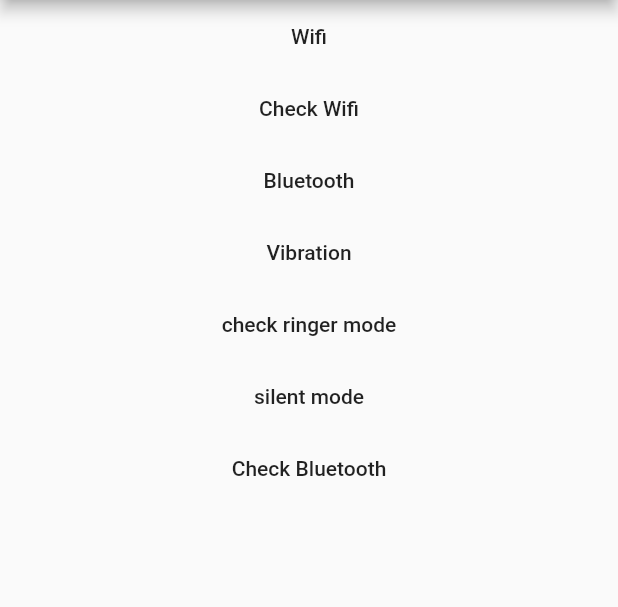
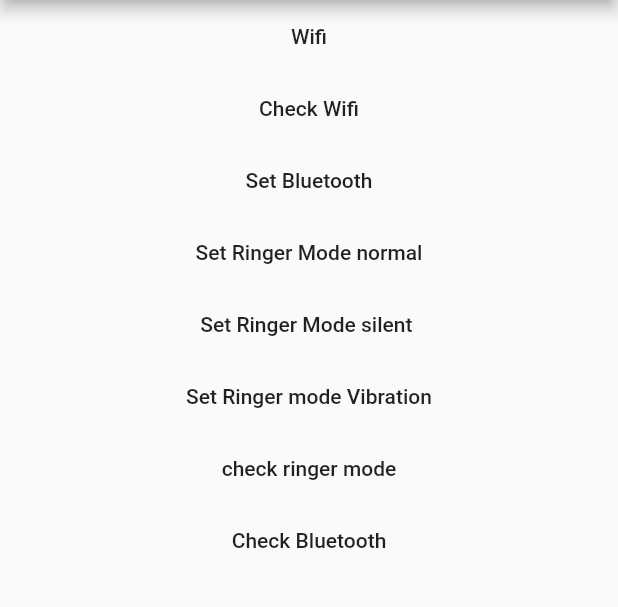
Before and after one commit to aidooyaw1992/flutter_system_shortcut, a Flutter app: the screen it shows after launch, on a phone screen of 412 x 824 dp, the part 84-691 px from its top. Run offline on Flutter 3.47's test engine with Material 2 defaults, Android fonts, the phone set to English and light mode, and no system bars.

Commit message:
added set ringer mode

```diff
--- a/example/lib/main.dart
+++ b/example/lib/main.dart
@@ -64,34 +64,35 @@ class Body extends StatelessWidget {
             );
           },
         ),
-        // FlatButton(
-        //   child: Text("Check Silent Mode state"),
-        //   onPressed: () async {
-        //     bool b = await FlSysShortcut.checkSilentMode;
-        //     Scaffold.of(context).showSnackBar(
-        //       SnackBar(
-        //         content: Text("Silent mode Turned On Check - $b"),
-        //         duration: Duration(seconds: 2),
-        //       ),
-        //     );
-        //   },
-        // ),
         FlatButton(
-          child: Text("Bluetooth"),
+          child: Text("Set Bluetooth"),
           onPressed: () async {
             await FlSysShortcut.bluetooth();
           },
         ),
+
         FlatButton(
-          child: Text("Vibration"),
+          child: Text("Set Ringer Mode normal"),
           onPressed: () async {
-            await FlSysShortcut.vibration();
+            await FlSysShortcut.setRingerMode(RingerMode.normal);
+          },
+        ),
+        FlatButton(
+          child: Text("Set Ringer Mode silent "),
+          onPressed: () async {
+            await FlSysShortcut.setRingerMode(RingerMode.silent);
+          },
+        ),
+        FlatButton(
+          child: Text("Set Ringer mode Vibration"),
+          onPressed: () async {
+            await FlSysShortcut.setRingerMode(RingerMode.vibration);
           },
         ),
         FlatButton(
           child: Text("check ringer mode"),
           onPressed: () async {
-           String state= await FlSysShortcut.checkRingerMode;
+          String state= await FlSysShortcut.checkRingerMode;
             Scaffold.of(context).showSnackBar(
               SnackBar(
                 content: Text("Ringer mode  Check - $state"),
@@ -100,12 +101,7 @@ class Body extends StatelessWidget {
             );
           },
         ),
-        FlatButton(
-          child: Text("silent mode"),
-          onPressed: () async {
-            await FlSysShortcut.silentMode('silent');
-          },
-        ),
+
         FlatButton(
           child: Text("Check Bluetooth"),
           onPressed: () async {
--- a/lib/fl_sys_shortcut.dart
+++ b/lib/fl_sys_shortcut.dart
@@ -54,6 +54,16 @@ class FlSysShortcut {
     }
   }
 
+  //set ring mode
+  static Future<Null> setRingerMode(RingerMode mode) async {
+    if (Platform.isIOS) {
+    } else {
+      print(mode.index);
+      final Map params = <String, dynamic>{'mode': mode.index};
+      await _channel.invokeMethod('setRingerMode', params);
+    }
+  }
+
   //set vibration
   static Future<String> get checkRingerMode async {
     String state;
@@ -85,6 +95,7 @@ class FlSysShortcut {
     return b;
   }
 
+  @Deprecated("old function")
   static Future<Null> silentMode(String mode) async {
     if (Platform.isIOS) {
     } else {
@@ -93,3 +104,5 @@ class FlSysShortcut {
     }
   }
 }
+
+enum RingerMode { silent, vibration, normal }
```
Also changed, not shown: example/pubspec.lock, 1 other file.
